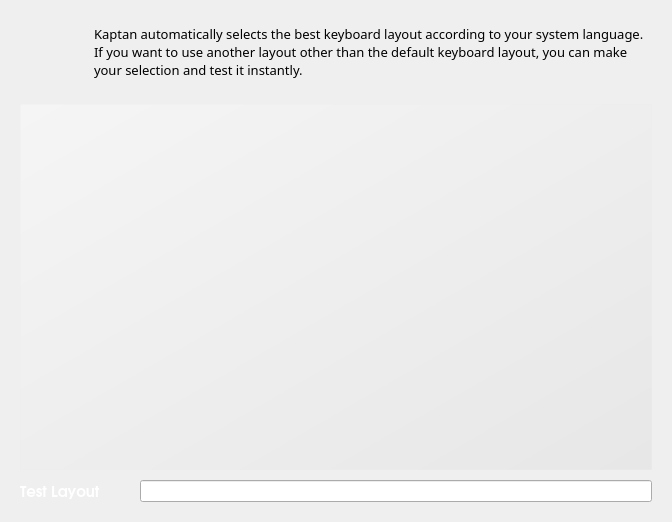
This is ui/ui_scrKeyboard.ui in rshipp/kapudan as Qt 5 draws it before an edit. The edited form follows.
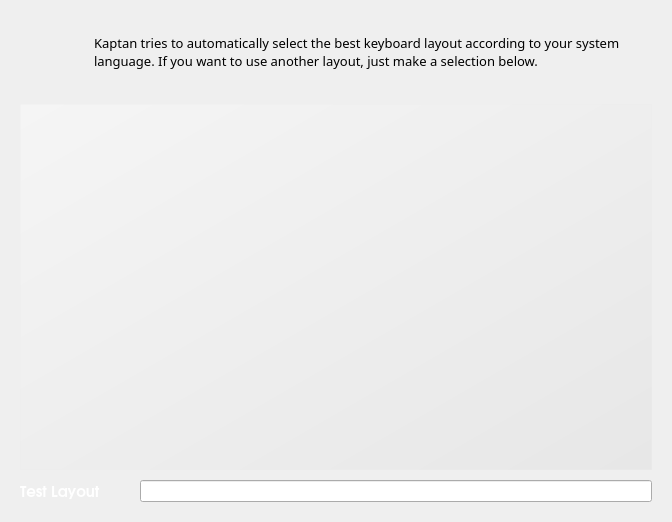
This is the edited form. Icons and pictures are not drawn.

The edit to the form file:
```diff
--- a/ui/ui_scrKeyboard.ui
+++ b/ui/ui_scrKeyboard.ui
@@ -60,7 +60,7 @@
       <string notr="true"/>
      </property>
      <property name="text">
-      <string>Kaptan automatically selects the best keyboard layout according to your system language. If you want to use another layout other than the default keyboard layout, you can make your selection and test it instantly.</string>
+      <string>&lt;html&gt;&lt;head/&gt;&lt;body&gt;&lt;p&gt;Kaptan tries to automatically select the best keyboard layout according to your system language. If you want to use another layout, just make a selection below.&lt;/p&gt;&lt;/body&gt;&lt;/html&gt;</string>
      </property>
      <property name="wordWrap">
       <bool>true</bool>
```
